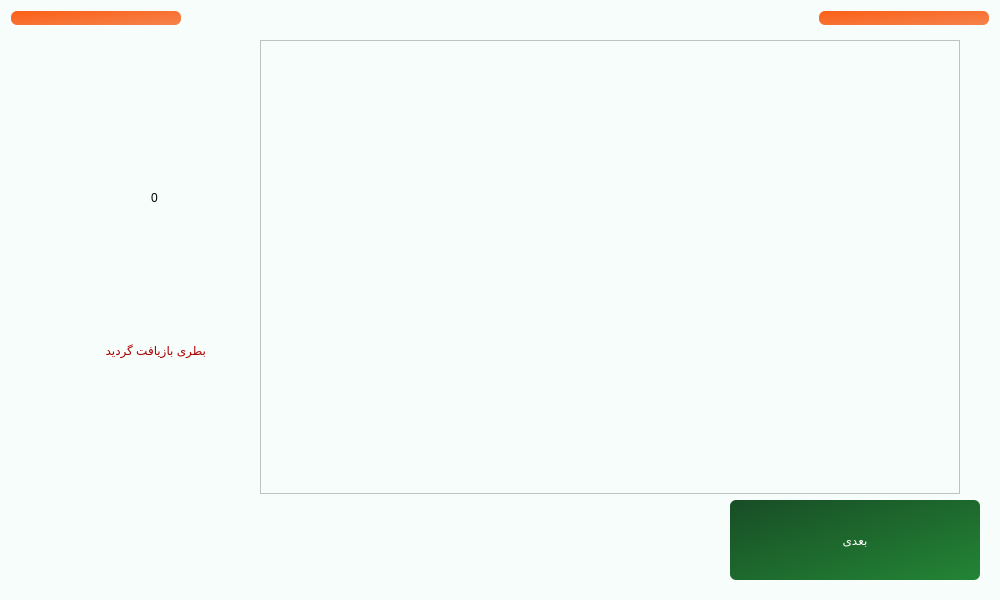
The window that main.ui (Farazist/raspberrypi-app) describes before a commit, drawn with Qt 5.
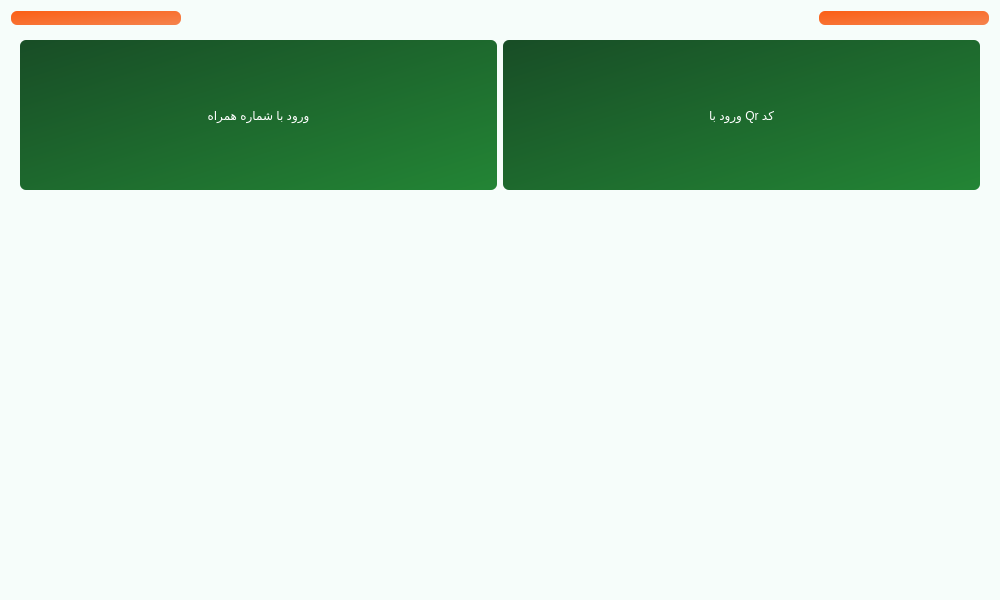
The same window after the commit. The open tabs and pages were chosen to show the change. Icons and pictures are not drawn.

```diff
--- a/main.ui
+++ b/main.ui
@@ -13,6 +13,12 @@
     <height>600</height>
    </rect>
   </property>
+  <property name="minimumSize">
+   <size>
+    <width>1000</width>
+    <height>600</height>
+   </size>
+  </property>
   <property name="windowTitle">
    <string>فرازیست</string>
   </property>
@@ -2096,6 +2102,33 @@
              </property>
             </widget>
            </item>
+           <item alignment="Qt::AlignHCenter">
+            <widget class="QPushButton" name="btnRecycleItem">
+             <property name="minimumSize">
+              <size>
+               <width>200</width>
+               <height>80</height>
+              </size>
+             </property>
+             <property name="maximumSize">
+              <size>
+               <width>250</width>
+               <height>80</height>
+              </size>
+             </property>
+             <property name="styleSheet">
+              <string notr="true">background: qlineargradient(x1:0, y1:0, x2:1, y2:1, stop:0 #184d26, stop:1 #238535);
+font: 24pt &quot;IRANSans&quot;;
+color: #ffffff; 
+padding: 3px; 
+border: none; 
+border-radius: 6px;</string>
+             </property>
+             <property name="text">
+              <string>بعدی</string>
+             </property>
+            </widget>
+           </item>
           </layout>
          </item>
          <item>
@@ -2124,8 +2157,8 @@
              <rect>
               <x>0</x>
               <y>0</y>
-              <width>384</width>
-              <height>16</height>
+              <width>526</width>
+              <height>382</height>
              </rect>
             </property>
            </widget>
@@ -2155,33 +2188,6 @@
            </property>
           </widget>
          </item>
-         <item>
-          <widget class="QPushButton" name="btnRecycleItem">
-           <property name="minimumSize">
-            <size>
-             <width>200</width>
-             <height>80</height>
-            </size>
-           </property>
-           <property name="maximumSize">
-            <size>
-             <width>250</width>
-             <height>80</height>
-            </size>
-           </property>
-           <property name="styleSheet">
-            <string notr="true">background: qlineargradient(x1:0, y1:0, x2:1, y2:1, stop:0 #184d26, stop:1 #238535);
-font: 24pt &quot;IRANSans&quot;;
-color: #ffffff; 
-padding: 3px; 
-border: none; 
-border-radius: 6px;</string>
-           </property>
-           <property name="text">
-            <string>بعدی</string>
-           </property>
-          </widget>
-         </item>
         </layout>
        </item>
       </layout>
@@ -2382,6 +2388,104 @@
        </item>
       </layout>
      </widget>
+     <widget class="QWidget" name="pageLoginMethod">
+      <layout class="QVBoxLayout" name="verticalLayout_22">
+       <item>
+        <layout class="QHBoxLayout" name="horizontalLayout_14">
+         <item>
+          <widget class="QPushButton" name="btnLoginMobileNumber1">
+           <property name="minimumSize">
+            <size>
+             <width>350</width>
+             <height>150</height>
+            </size>
+           </property>
+           <property name="styleSheet">
+            <string notr="true">font: 32pt &quot;IRANSans&quot;;
+color: rgb(255, 255, 255);
+background: qlineargradient(x1:0, y1:0, x2:1, y2:1, stop:0 #184d26, stop:1 #238535);
+padding: 3px; 
+border: none; 
+border-radius: 6px;
+text-align: center;</string>
+           </property>
+           <property name="text">
+            <string>ورود با شماره همراه</string>
+           </property>
+           <property name="icon">
+            <iconset>
+             <normaloff>images/sign/user-outline1.png</normaloff>images/sign/user-outline1.png</iconset>
+           </property>
+           <property name="iconSize">
+            <size>
+             <width>50</width>
+             <height>50</height>
+            </size>
+           </property>
+          </widget>
+         </item>
+         <item>
+          <widget class="QPushButton" name="btnLoginQrCode1">
+           <property name="minimumSize">
+            <size>
+             <width>350</width>
+             <height>150</height>
+            </size>
+           </property>
+           <property name="layoutDirection">
+            <enum>Qt::LeftToRight</enum>
+           </property>
+           <property name="styleSheet">
+            <string notr="true">font: 32pt &quot;IRANSans&quot;;
+color: rgb(255, 255, 255);
+background: qlineargradient(x1:0, y1:0, x2:1, y2:1, stop:0 #184d26, stop:1 #238535);
+padding: 3px; 
+border: none; 
+border-radius: 6px;
+text-align: center;</string>
+           </property>
+           <property name="text">
+            <string>ورود با Qr کد</string>
+           </property>
+           <property name="icon">
+            <iconset>
+             <normaloff>images/sign/qr_code1.png</normaloff>images/sign/qr_code1.png</iconset>
+           </property>
+           <property name="iconSize">
+            <size>
+             <width>50</width>
+             <height>50</height>
+            </size>
+           </property>
+          </widget>
+         </item>
+        </layout>
+       </item>
+       <item alignment="Qt::AlignLeft|Qt::AlignBottom">
+        <widget class="QPushButton" name="pushButton_2">
+         <property name="styleSheet">
+          <string notr="true">border: none;</string>
+         </property>
+         <property name="text">
+          <string/>
+         </property>
+         <property name="icon">
+          <iconset>
+           <normaloff>images/sign/setting.png</normaloff>images/sign/setting.png</iconset>
+         </property>
+         <property name="iconSize">
+          <size>
+           <width>60</width>
+           <height>60</height>
+          </size>
+         </property>
+         <property name="flat">
+          <bool>true</bool>
+         </property>
+        </widget>
+       </item>
+      </layout>
+     </widget>
     </widget>
    </item>
   </layout>
```
Left out of the diff: 34 changed lines with no effect on the pictures.
